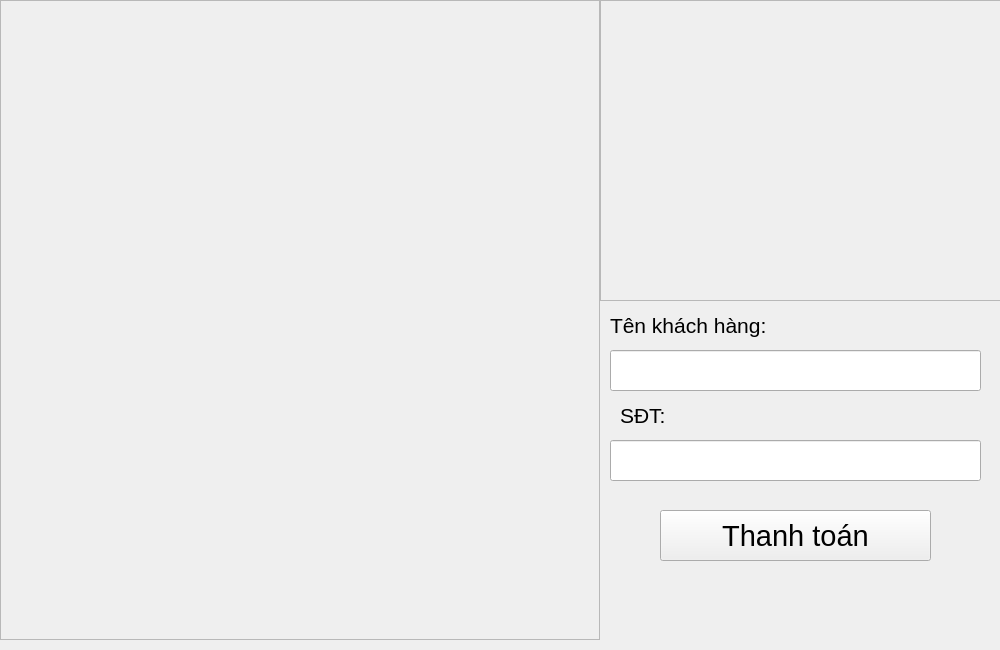
The window that coffee_shop_management_system/coffee_shop_management_system/GUI/OrderWidget.ui (PhucHoang200/coffee-shop-management-system) describes before a commit, drawn with Qt 5.
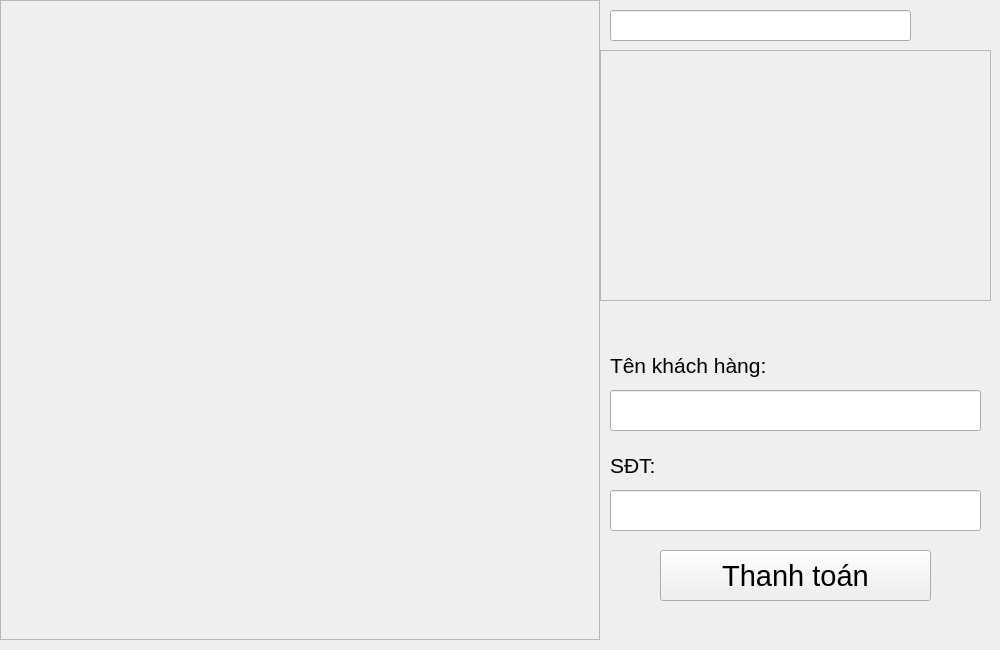
The same window after the commit.

```diff
--- a/coffee_shop_management_system/coffee_shop_management_system/GUI/OrderWidget.ui
+++ b/coffee_shop_management_system/coffee_shop_management_system/GUI/OrderWidget.ui
@@ -36,27 +36,11 @@
     </property>
    </widget>
   </widget>
-  <widget class="QFrame" name="frame">
-   <property name="geometry">
-    <rect>
-     <x>600</x>
-     <y>0</y>
-     <width>401</width>
-     <height>301</height>
-    </rect>
-   </property>
-   <property name="frameShape">
-    <enum>QFrame::Shape::StyledPanel</enum>
-   </property>
-   <property name="frameShadow">
-    <enum>QFrame::Shadow::Raised</enum>
-   </property>
-  </widget>
   <widget class="QLabel" name="label">
    <property name="geometry">
     <rect>
      <x>610</x>
-     <y>310</y>
+     <y>350</y>
      <width>171</width>
      <height>31</height>
     </rect>
@@ -74,7 +58,7 @@
    <property name="geometry">
     <rect>
      <x>610</x>
-     <y>350</y>
+     <y>390</y>
      <width>371</width>
      <height>41</height>
     </rect>
@@ -88,8 +72,8 @@
   <widget class="QLabel" name="label_2">
    <property name="geometry">
     <rect>
-     <x>620</x>
-     <y>400</y>
+     <x>610</x>
+     <y>450</y>
      <width>171</width>
      <height>31</height>
     </rect>
@@ -107,7 +91,7 @@
    <property name="geometry">
     <rect>
      <x>610</x>
-     <y>440</y>
+     <y>490</y>
      <width>371</width>
      <height>41</height>
     </rect>
@@ -122,7 +106,7 @@
    <property name="geometry">
     <rect>
      <x>660</x>
-     <y>510</y>
+     <y>550</y>
      <width>271</width>
      <height>51</height>
     </rect>
@@ -136,6 +120,60 @@
     <string>Thanh toán</string>
    </property>
   </widget>
+  <widget class="QScrollArea" name="cartScrollArea">
+   <property name="geometry">
+    <rect>
+     <x>600</x>
+     <y>50</y>
+     <width>391</width>
+     <height>251</height>
+    </rect>
+   </property>
+   <property name="widgetResizable">
+    <bool>true</bool>
+   </property>
+   <widget class="QWidget" name="scrollAreaWidgetContents_2">
+    <property name="geometry">
+     <rect>
+      <x>0</x>
+      <y>0</y>
+      <width>389</width>
+      <height>249</height>
+     </rect>
+    </property>
+   </widget>
+  </widget>
+  <widget class="QLabel" name="totalLabel">
+   <property name="geometry">
+    <rect>
+     <x>610</x>
+     <y>310</y>
+     <width>381</width>
+     <height>31</height>
+    </rect>
+   </property>
+   <property name="text">
+    <string/>
+   </property>
+  </widget>
+  <widget class="QLineEdit" name="searchEdit">
+   <property name="geometry">
+    <rect>
+     <x>610</x>
+     <y>10</y>
+     <width>301</width>
+     <height>31</height>
+    </rect>
+   </property>
+   <property name="font">
+    <font>
+     <pointsize>16</pointsize>
+    </font>
+   </property>
+   <property name="inputMethodHints">
+    <set>Qt::InputMethodHint::ImhNone</set>
+   </property>
+  </widget>
  </widget>
  <layoutdefault spacing="6" margin="11"/>
  <resources/>
```
